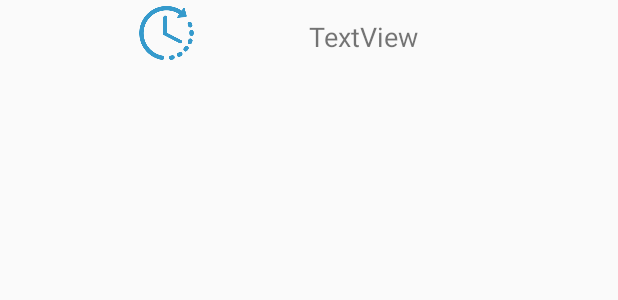
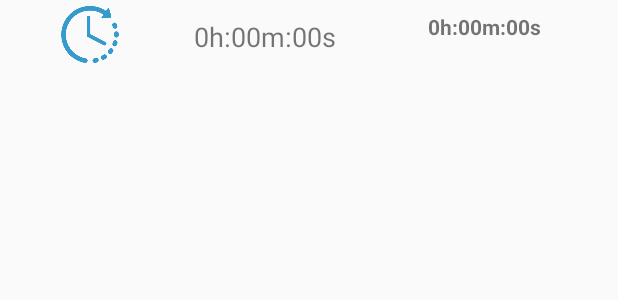
Before and after one commit to Bresenham/Stempeluhr, an Android app: the layout notification_layout.xml on its own in the app's theme, with its tools: preview values and no code run, on a phone screen of 412 x 824 dp. Shown: the top 300 px of the screen. Run offline under Robolectric (Android 15) with nearby library versions, the light colour scheme and no system bars.

Commit message:
Added plus-minus remaining worktime in RemoteView, code cleanup and crash prevention

```diff
--- a/app/src/main/java/com/example/standardbenutzer/stempeluhr/OverviewFragment.kt
+++ b/app/src/main/java/com/example/standardbenutzer/stempeluhr/OverviewFragment.kt
@@ -34,6 +34,8 @@ class OverviewFragment : Fragment {
     }
 
     override fun onActivityCreated(savedInstanceState: Bundle?) {
+        if(!::database.isInitialized)
+            return
         listView.adapter = ListViewAdapter(this.requireActivity().applicationContext, updateListView(database.getAllEntries(), database.getSumPlusMinus()))
         swiperefresh.setOnRefreshListener {
             listView.adapter = ListViewAdapter(this.requireActivity().applicationContext, updateListView(database.getAllEntries(), database.getSumPlusMinus()))
--- a/app/src/main/java/com/example/standardbenutzer/stempeluhr/edit/EditListViewActivity.kt
+++ b/app/src/main/java/com/example/standardbenutzer/stempeluhr/edit/EditListViewActivity.kt
@@ -4,7 +4,6 @@ import android.app.DatePickerDialog
 import android.app.TimePickerDialog
 import android.os.Bundle
 import android.support.v7.app.AppCompatActivity
-import android.widget.DatePicker
 import com.example.standardbenutzer.stempeluhr.R
 import com.example.standardbenutzer.stempeluhr.database.DBHandler
 import com.example.standardbenutzer.stempeluhr.database.DatabaseEntry
--- a/app/src/main/res/layout/notification_layout.xml
+++ b/app/src/main/res/layout/notification_layout.xml
@@ -7,22 +7,18 @@
     android:layout_marginEnd="16dp"
     android:layout_marginStart="16dp"
     android:layout_marginTop="4dp"
+    android:gravity="top"
+    android:orientation="horizontal"
     app:layout_constraintEnd_toEndOf="parent"
     app:layout_constraintStart_toStartOf="parent"
     app:layout_constraintTop_toTopOf="parent">
 
     <ImageView
         android:id="@+id/imageView"
-        android:layout_width="match_parent"
-        android:layout_height="36dp"
+        android:layout_width="321dp"
+        android:layout_height="38dp"
         android:layout_weight="1"
         app:srcCompat="@mipmap/time_left_blue" />
-
-    <LinearLayout
-        android:layout_width="match_parent"
-        android:layout_height="match_parent"
-        android:layout_weight="1"
-        android:orientation="vertical">
 
     <TextView
         android:id="@+id/txtCurrentWorktime"
@@ -30,12 +26,21 @@
         android:layout_height="wrap_content"
         android:layout_marginTop="8dp"
         android:layout_weight="1"
-            android:text="TextView"
+        android:gravity="center"
+        android:text="0h:00m:00s"
         android:textSize="18sp"
         app:layout_constraintEnd_toEndOf="parent"
         app:layout_constraintStart_toStartOf="parent"
         app:layout_constraintTop_toTopOf="parent" />
 
-    </LinearLayout>
+    <TextView
+        android:id="@+id/txtPlusMinus"
+        android:layout_width="match_parent"
+        android:layout_height="wrap_content"
+        android:layout_weight="1"
+        android:gravity="center"
+        android:text="0h:00m:00s"
+        android:textAlignment="center"
+        android:textStyle="bold" />
 
 </LinearLayout>
```
Also changed, not shown: app/src/main/java/com/example/standardbenutzer/stempeluhr/InputViewFragment.kt (+17 -15 lines), app/src/main/java/com/example/standardbenutzer/stempeluhr/MainActivity.kt (+3 -13 lines). Lines whose indentation alone changed are shown as unchanged.
